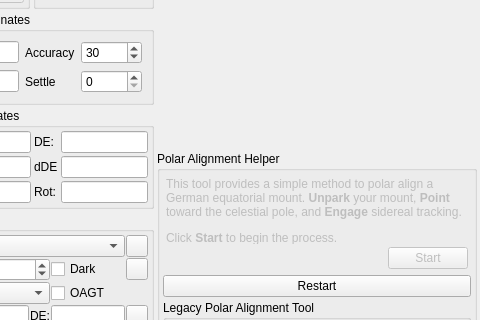
The window that kstars/ekos/align/align.ui (KDE/kstars) describes before a commit, drawn with Qt 5; both pictures show x 95 to 575 and y 95 to 415 of the 575 by 502 pixel window.
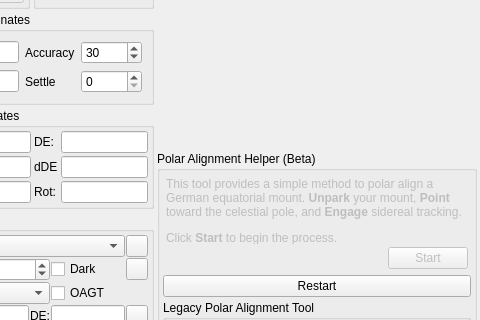
The same window after the commit. The open tabs and pages were chosen to show the change. Custom widgets are drawn as their Qt base class.

Patch:
```diff
--- a/kstars/ekos/align/align.ui
+++ b/kstars/ekos/align/align.ui
@@ -820,7 +820,7 @@
           </size>
          </property>
          <property name="title">
-          <string>Polar Alignment Helper</string>
+          <string>Polar Alignment Helper (Beta)</string>
          </property>
          <layout class="QVBoxLayout" name="verticalLayout_6">
           <property name="spacing">
```
Left out of the diff: 2 changed lines with no effect on the pictures.
